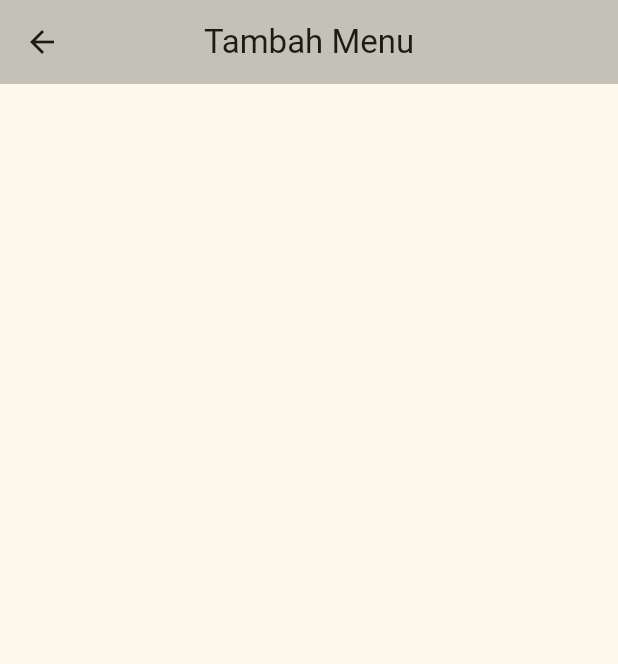
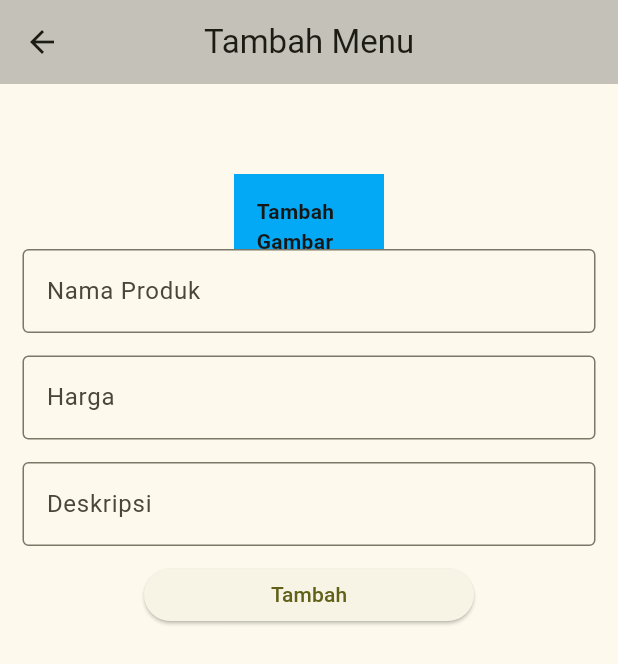
Before and after one commit to zfranx/Proyek-IMK, a Flutter app: the AddMenu screen opened directly, on a phone screen of 412 x 824 dp. Shown: the top 664 px of the screen. Run offline on Flutter 3.47's test engine with Material 2 defaults, Android fonts, the phone set to English and light mode, and no system bars; our stand-ins replace file_picker.

```diff
--- a/lib/pages/seller/seller_add_menu.dart
+++ b/lib/pages/seller/seller_add_menu.dart
@@ -1,4 +1,6 @@
+import 'package:file_picker/file_picker.dart';
 import 'package:flutter/material.dart';
+import 'package:projek_gede/pages/seller/seller_etalase_page.dart';
 
 class AddMenu extends StatefulWidget {
   const AddMenu({super.key});
@@ -8,6 +10,20 @@ class AddMenu extends StatefulWidget {
 }
 
 class _SellerAddMenuState extends State<AddMenu> {
+
+  void openFiles() async {
+    FilePickerResult? resultFile=await FilePicker.platform.pickFiles();
+    if(resultFile!=null){
+      PlatformFile file = resultFile.files.first;
+      print(file.name);
+      print(file.bytes);
+      print(file.extension);
+      print(file.path);
+    }else{
+
+    }
+  }
+
   @override
   Widget build(BuildContext context) {
     return Scaffold(
@@ -16,6 +32,83 @@ class _SellerAddMenuState extends State<AddMenu> {
         centerTitle: true,
         title: const Text("Tambah Menu"),
       ),
+      body: SingleChildScrollView(
+        child: Column(
+          children: <Widget>[
+            Padding(
+              padding: const EdgeInsets.only(top: 60.0),
+              child: GestureDetector(
+                onTap: (){
+                  openFiles();
+                },
+                child: Container(
+                  width: 100,
+                  height: 50,
+                  padding:
+                    const EdgeInsets.only(left: 15.0, right: 15.0, top: 15, bottom: 0),
+                  color: Colors.lightBlue,
+                  child: const Text("Tambah Gambar",
+                  style: TextStyle(color: Color.fromARGB(255, 24, 23, 23), fontWeight: FontWeight.bold) ,
+                  ),
+                ),
+              ),
+            ),
+            const Padding(
+              //padding: const EdgeInsets.only(left:15.0,right: 15.0,top:0,bottom: 0),
+              padding: EdgeInsets.symmetric(horizontal: 15),
+              child: TextField(
+                decoration: InputDecoration(
+                    border: OutlineInputBorder(),
+                    labelText: 'Nama Produk',
+                    hintText: 'Masukkan Nama Produk'),
+              ),
+            ),
+            const Padding(
+              padding:
+                  EdgeInsets.only(left: 15.0, right: 15.0, top: 15, bottom: 0),
+              //padding: EdgeInsets.symmetric(horizontal: 15),
+              child: TextField(
+                obscureText: true,
+                decoration: InputDecoration(
+                    border: OutlineInputBorder(),
+                    labelText: 'Harga',
+                    hintText: 'Masukkan Harga'),
+              ),
+            ),
+            const Padding(
+              padding:
+                  EdgeInsets.only(left: 15.0, right: 15.0, top: 15, bottom: 0),
+              //padding: EdgeInsets.symmetric(horizontal: 15),
+              child: TextField(
+                obscureText: true,
+                decoration: InputDecoration(
+                    border: OutlineInputBorder(),
+                    labelText: 'Deskripsi',
+                    hintText: 'Jelaskan Tentang Produk'),
+              ),
+            ),
+            Container(
+              height: 50,
+              width: 250,
+              padding:
+                  EdgeInsets.only(left: 15.0, right: 15.0, top: 15, bottom: 0),
+              child: ElevatedButton(
+                onPressed: () {
+                  Navigator.push(context,
+                      MaterialPageRoute(builder: (_) =>  const SellerEtalasePage()));
+                },
+                child: const Text(
+                  'Tambah',
+
+                ),
+              ),
+            ),
+
+
+
+          ]
+        ),
+      )
     );
   }
 }
--- a/lib/widgets/product_item.dart
+++ b/lib/widgets/product_item.dart
@@ -7,13 +7,17 @@ class ProductItem extends StatelessWidget {
   final String title;
   final String description;
   final String price;
+  final String toko;
 
   const ProductItem({
     required this.image,
     required this.title,
     required this.description,
+    required this.toko,
     required this.price,
   });
+
+
 
   @override
   Widget build(BuildContext context) {
@@ -32,6 +36,7 @@ class ProductItem extends StatelessWidget {
                   'title': title,
                   'description': description,
                   'price': price,
+                  'Toko' : toko,
                 },
               ),
             ),
--- a/lib/widgets/product_showcase.dart
+++ b/lib/widgets/product_showcase.dart
@@ -11,12 +11,14 @@ class ProductShowcase extends StatelessWidget {
       'title': 'Pisang coklat',
       'description': 'Pisang Goreng Enak',
       'price': 'Rp 10.000',
+      'Toko': 'Nama Toko'
     },
     {
       'image': 'pisang2.jpg',
       'title': 'Pisang Goreng Keju',
       'description': 'Description for Product 2',
       'price': 'Rp 20.000',
+      'Toko': 'Nama Toko'
     },
     // Add more products as needed
   ];
@@ -37,6 +39,7 @@ class ProductShowcase extends StatelessWidget {
                   title: products[i]['title']!,
                   description: products[i]['description']!,
                   price: products[i]['price']!,
+                  toko: products[i]['Toko']!,
                 ),
               ),
           ],
--- a/pubspec.yaml
+++ b/pubspec.yaml
@@ -35,6 +35,7 @@ dependencies:
   # The following adds the Cupertino Icons font to your application.
   # Use with the CupertinoIcons class for iOS style icons.
   cupertino_icons: ^1.0.2
+  file_picker: ^6.1.1
 
 dev_dependencies:
   flutter_test:
```
Also changed, not shown: lib/pages/buy_page.dart (added, +21 -0 lines), lib/pages/rinci_page.dart (+24 -21 lines), pubspec.lock.
